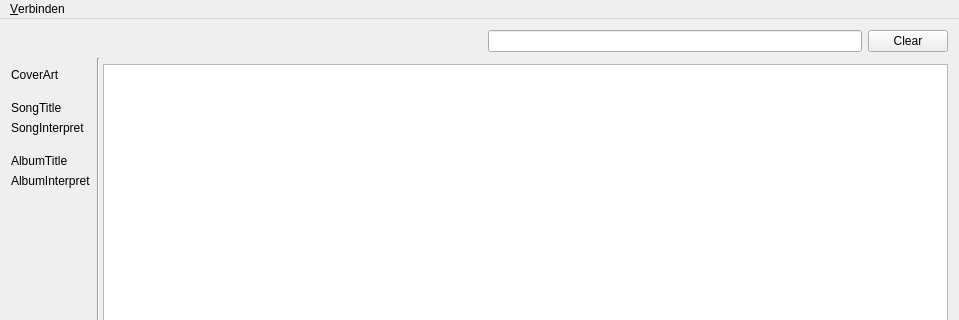
Above: arkecho_player/arkecho_player/Ui/ArkEchoPlayerView.ui from ArkEcho/arkecho_player before the change; both pictures show x 0 to 959 and y 0 to 320 of the 959 by 615 pixel window. Below: the same form after it.
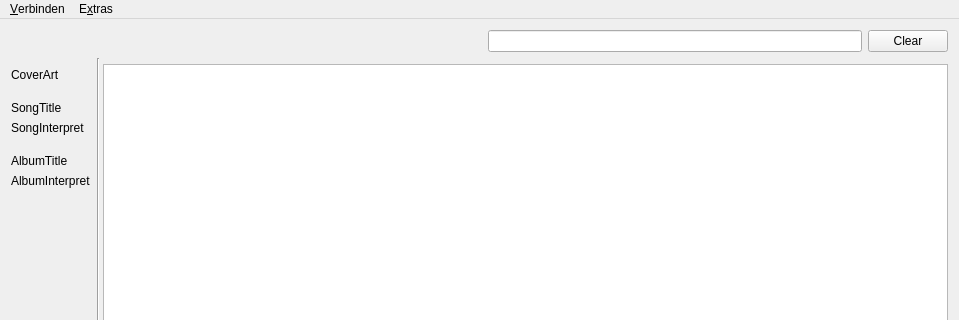
That is the form after the change.

Patch:
```diff
--- a/arkecho_player/arkecho_player/Ui/ArkEchoPlayerView.ui
+++ b/arkecho_player/arkecho_player/Ui/ArkEchoPlayerView.ui
@@ -305,7 +305,14 @@
     <addaction name="actionManuelle_Verbindung"/>
     <addaction name="actionQR_Code_Verbindung"/>
    </widget>
+   <widget class="QMenu" name="menuExtras">
+    <property name="title">
+     <string>E&amp;xtras</string>
+    </property>
+    <addaction name="actionEinstellungen"/>
+   </widget>
    <addaction name="menuVerbinden"/>
+   <addaction name="menuExtras"/>
   </widget>
   <widget class="QStatusBar" name="statusBar"/>
   <action name="actionManuelle_Verbindung">
```
Left out of the diff: 5 changed lines with no effect on the pictures.
